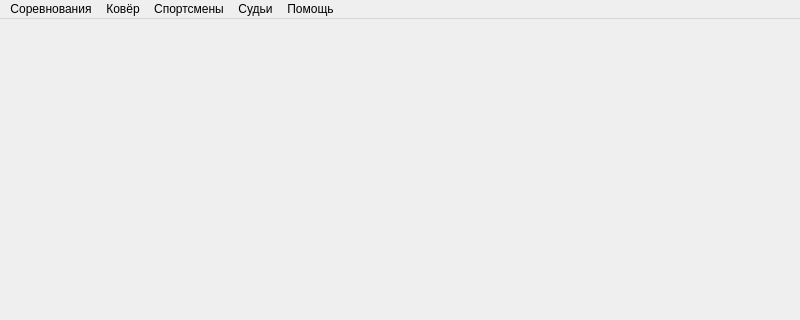
zak2791/TabloSelfDefender, file mainwin.ui: the form before one commit; both pictures show x 0 to 800 and y 0 to 320 of the 800 by 600 pixel window.
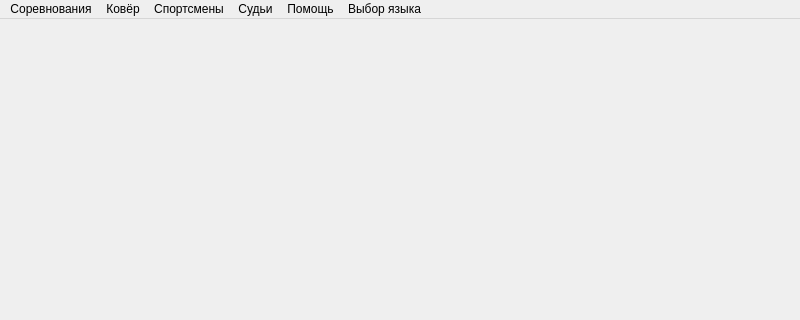
The form after the commit.

Patch:
```diff
--- a/mainwin.ui
+++ b/mainwin.ui
@@ -55,11 +55,19 @@
     </property>
     <addaction name="ShowHelp"/>
    </widget>
+   <widget class="QMenu" name="mChoice">
+    <property name="title">
+     <string>Выбор языка</string>
+    </property>
+    <addaction name="actRus"/>
+    <addaction name="actEnglish"/>
+   </widget>
    <addaction name="Competition"/>
    <addaction name="Mat"/>
    <addaction name="Sportsmens"/>
    <addaction name="Referees"/>
    <addaction name="Help"/>
+   <addaction name="mChoice"/>
   </widget>
   <widget class="QStatusBar" name="statusbar"/>
   <action name="New">
```
Left out of the diff: 19 changed lines with no effect on the pictures.
